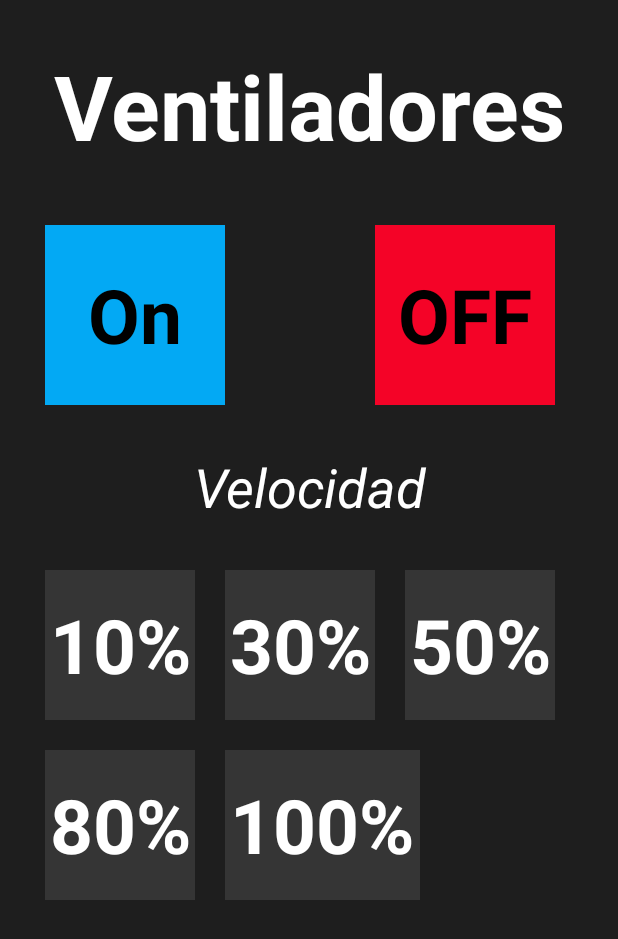
After one commit to JovaxdMc/ProyectoEstacionamiento, an Android app: the Ventiladores screen opened directly, with no data from a screen before it, on a phone screen of 412 x 824 dp. The commit adds this screen. Shown: the top 939 px of the screen. Run offline under Robolectric (Android 15) with nearby library versions, the phone set to English and light mode, and no system bars.

Commit message:
Temperatura y ventiladores

```diff
--- a/app/src/main/AndroidManifest.xml
+++ b/app/src/main/AndroidManifest.xml
@@ -16,9 +16,14 @@
         android:theme="@style/Theme.ProyectoEstacionamiento"
         tools:targetApi="31">
         <activity
+            android:name=".Temperatura"
+            android:exported="false" />
+        <activity
+            android:name=".Ventiladores"
+            android:exported="false" />
+        <activity
             android:name=".MenuUsers2"
-            android:exported="false" />
-        <!-- Define la actividad principal (launch activity) -->
+            android:exported="false" /> <!-- Define la actividad principal (launch activity) -->
         <activity
             android:name=".Login"
             android:exported="true">
--- a/app/src/main/java/com/example/proyectoestacionamiento/MenuAdmin.java
+++ b/app/src/main/java/com/example/proyectoestacionamiento/MenuAdmin.java
@@ -19,6 +19,9 @@ public class MenuAdmin extends AppCompatActivity {
         setContentView(R.layout.activity_menu_admin);
 
         marco04=(LinearLayout) findViewById(R.id.marco04);
+        marco01=(LinearLayout) findViewById(R.id.marco01);
+        marco02=(LinearLayout) findViewById(R.id.marco02);
+        marco03=(LinearLayout) findViewById(R.id.marco03);
 
 
         marco04.setOnClickListener(new View.OnClickListener() {
@@ -29,6 +32,23 @@ public class MenuAdmin extends AppCompatActivity {
 
             }
         });
+
+        marco01.setOnClickListener(new View.OnClickListener() {
+            @Override
+            public void onClick(View view) {
+                Intent intent = new Intent(MenuAdmin.this, Ventiladores.class);
+                startActivity(intent);
+
+            }
+        });
+        marco02.setOnClickListener(new View.OnClickListener() {
+            @Override
+            public void onClick(View view) {
+                Intent intent = new Intent(MenuAdmin.this, Temperatura.class);
+                startActivity(intent);
+
+            }
+        });
     }
 
 
--- /dev/null
+++ b/app/src/main/java/com/example/proyectoestacionamiento/Temperatura.java
@@ -0,0 +1,14 @@
+package com.example.proyectoestacionamiento;
+
+import androidx.appcompat.app.AppCompatActivity;
+
+import android.os.Bundle;
+
+public class Temperatura extends AppCompatActivity {
+
+    @Override
+    protected void onCreate(Bundle savedInstanceState) {
+        super.onCreate(savedInstanceState);
+        setContentView(R.layout.activity_temperatura);
+    }
+}
--- /dev/null
+++ b/app/src/main/java/com/example/proyectoestacionamiento/Ventiladores.java
@@ -0,0 +1,14 @@
+package com.example.proyectoestacionamiento;
+
+import androidx.appcompat.app.AppCompatActivity;
+
+import android.os.Bundle;
+
+public class Ventiladores extends AppCompatActivity {
+
+    @Override
+    protected void onCreate(Bundle savedInstanceState) {
+        super.onCreate(savedInstanceState);
+        setContentView(R.layout.activity_ventiladores);
+    }
+}
--- /dev/null
+++ b/app/src/main/res/drawable/redondo.xml
@@ -0,0 +1,7 @@
+<?xml version="1.0" encoding="utf-8"?>
+<shape xmlns:android="http://schemas.android.com/apk/res/android"
+    android:shape="oval">
+    <solid android:color="#303030"></solid>
+    <stroke android:color="#000" android:width="2dp"></stroke>
+    <size android:width="100dp" android:height="100dp"></size>
+</shape>
--- a/app/src/main/res/layout/activity_menu_admin.xml
+++ b/app/src/main/res/layout/activity_menu_admin.xml
@@ -4,7 +4,7 @@
     xmlns:tools="http://schemas.android.com/tools"
     android:layout_width="match_parent"
     android:layout_height="match_parent"
-    tools:context=".Menu"
+    tools:context=".MenuAdmin"
     android:background="#1E1E1E">
 
     <RelativeLayout
@@ -28,6 +28,7 @@
             android:orientation="horizontal">
 
             <ImageView
+
                 android:layout_width="150dp"
                 android:layout_height="150dp"
                 android:background="@drawable/ventilador"
--- /dev/null
+++ b/app/src/main/res/layout/activity_temperatura.xml
@@ -0,0 +1,45 @@
+<?xml version="1.0" encoding="utf-8"?>
+<LinearLayout xmlns:android="http://schemas.android.com/apk/res/android"
+    xmlns:app="http://schemas.android.com/apk/res-auto"
+    xmlns:tools="http://schemas.android.com/tools"
+    android:layout_width="match_parent"
+    android:layout_height="match_parent"
+    tools:context=".Temperatura"
+    android:background="#1E1E1E">
+
+    <RelativeLayout
+        android:layout_width="match_parent"
+        android:layout_height="wrap_content">
+
+    <TextView
+        android:layout_width="match_parent"
+        android:layout_height="wrap_content"
+        android:text="Temperatura"
+        android:textSize="60dp"
+        android:layout_marginTop="30dp"
+        android:gravity="center"
+        android:textStyle="bold"
+        android:textColor="@color/white"/>
+
+
+
+        <LinearLayout
+            android:layout_width="match_parent"
+            android:layout_height="wrap_content"
+            android:gravity="center"
+            android:layout_marginTop="150dp">
+
+
+            <TextView
+                android:gravity="center"
+                android:layout_width="350dp"
+                android:layout_height="350dp"
+                android:background="@drawable/redondo"
+                android:hint="0.0°g"
+                android:textSize="100dp"
+                android:textColorHint="@color/white"/>
+        </LinearLayout>
+
+    </RelativeLayout>
+
+</LinearLayout>
--- /dev/null
+++ b/app/src/main/res/layout/activity_ventiladores.xml
@@ -0,0 +1,186 @@
+<?xml version="1.0" encoding="utf-8"?>
+<LinearLayout xmlns:android="http://schemas.android.com/apk/res/android"
+    xmlns:app="http://schemas.android.com/apk/res-auto"
+    xmlns:tools="http://schemas.android.com/tools"
+    android:layout_width="match_parent"
+    android:layout_height="match_parent"
+    tools:context=".Ventiladores"
+    android:background="#1E1E1E">
+
+    <RelativeLayout
+        android:layout_width="match_parent"
+        android:layout_height="wrap_content">
+
+        <TextView
+            android:layout_width="match_parent"
+            android:layout_height="wrap_content"
+            android:text="Ventiladores"
+            android:textSize="60dp"
+            android:layout_marginTop="30dp"
+            android:gravity="center"
+            android:textStyle="bold"
+            android:textColor="@color/white"/>
+
+
+        <LinearLayout
+            android:layout_marginLeft="30dp"
+            android:id="@+id/btnOn"
+            android:layout_width="120dp"
+            android:layout_height="120dp"
+            android:background="#03A9F4"
+            android:layout_marginTop="150dp"
+            >
+            <TextView
+
+                android:layout_width="match_parent"
+                android:layout_height="wrap_content"
+                android:gravity="center"
+                android:layout_gravity="center"
+                android:text="On"
+                android:textSize="50dp"
+                android:textStyle="bold"
+                android:textColor="@color/black"
+                />
+        </LinearLayout>
+
+        <LinearLayout
+            android:layout_marginLeft="250dp"
+            android:id="@+id/btnOf"
+            android:layout_width="120dp"
+            android:layout_height="120dp"
+            android:background="#F40327"
+            android:layout_marginTop="150dp"
+            >
+            <TextView
+
+                android:layout_width="match_parent"
+                android:layout_height="wrap_content"
+                android:gravity="center"
+                android:layout_gravity="center"
+                android:text="OFF"
+                android:textSize="50dp"
+                android:textStyle="bold"
+                android:textColor="@color/black"
+                />
+        </LinearLayout>
+        <TextView
+            android:layout_width="match_parent"
+            android:layout_height="wrap_content"
+            android:text="Velocidad"
+            android:layout_marginTop="300dp"
+            android:textColor="@color/white"
+            android:textStyle="italic"
+            android:gravity="center"
+            android:textSize="36dp"/>
+
+
+        <LinearLayout
+            android:layout_marginLeft="30dp"
+            android:id="@+id/Diez"
+            android:layout_width="100dp"
+            android:layout_height="100dp"
+            android:background="#353535"
+            android:layout_marginTop="380dp"
+            >
+            <TextView
+
+                android:layout_width="match_parent"
+                android:layout_height="wrap_content"
+                android:gravity="center"
+                android:layout_gravity="center"
+                android:text="10%"
+                android:textSize="50dp"
+                android:textStyle="bold"
+                android:textColor="@color/white"
+                />
+        </LinearLayout>
+
+        <LinearLayout
+            android:layout_marginLeft="150dp"
+            android:id="@+id/Treinta"
+            android:layout_width="100dp"
+            android:layout_height="100dp"
+            android:background="#353535"
+            android:layout_marginTop="380dp"
+            >
+            <TextView
+
+                android:layout_width="match_parent"
+                android:layout_height="wrap_content"
+                android:gravity="center"
+                android:layout_gravity="center"
+                android:text="30%"
+                android:textSize="50dp"
+                android:textStyle="bold"
+                android:textColor="@color/white"
+                />
+        </LinearLayout>
+
+        <LinearLayout
+            android:layout_marginLeft="270dp"
+            android:id="@+id/cincuenta"
+            android:layout_width="100dp"
+            android:layout_height="100dp"
+            android:background="#353535"
+            android:layout_marginTop="380dp"
+            >
+            <TextView
+
+                android:layout_width="match_parent"
+                android:layout_height="wrap_content"
+                android:gravity="center"
+                android:layout_gravity="center"
+                android:text="50%"
+                android:textSize="50dp"
+                android:textStyle="bold"
+                android:textColor="@color/white"
+                />
+        </LinearLayout>
+
+        <LinearLayout
+            android:layout_marginLeft="30dp"
+            android:id="@+id/ochenta"
+            android:layout_width="100dp"
+            android:layout_height="100dp"
+            android:background="#353535"
+            android:layout_marginTop="500dp"
+            >
+            <TextView
+
+                android:layout_width="match_parent"
+                android:layout_height="wrap_content"
+                android:gravity="center"
+                android:layout_gravity="center"
+                android:text="80%"
+                android:textSize="50dp"
+                android:textStyle="bold"
+                android:textColor="@color/white"
+                />
+        </LinearLayout>
+
+        <LinearLayout
+            android:layout_marginLeft="150dp"
+            android:id="@+id/cien"
+            android:layout_width="130dp"
+            android:layout_height="100dp"
+            android:background="#353535"
+            android:layout_marginTop="500dp"
+            >
+            <TextView
+
+                android:layout_width="match_parent"
+                android:layout_height="wrap_content"
+                android:gravity="center"
+                android:layout_gravity="center"
+                android:text="100%"
+                android:textSize="50dp"
+                android:textStyle="bold"
+                android:textColor="@color/white"
+                />
+        </LinearLayout>
+
+
+
+    </RelativeLayout>
+
+</LinearLayout>
```
